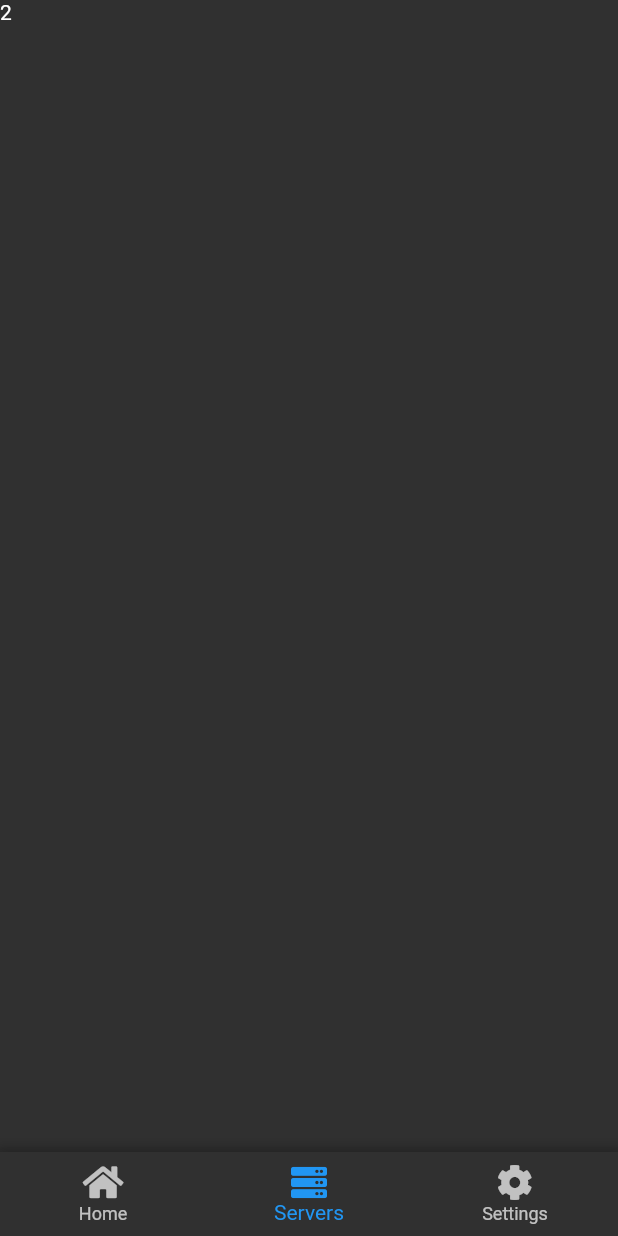
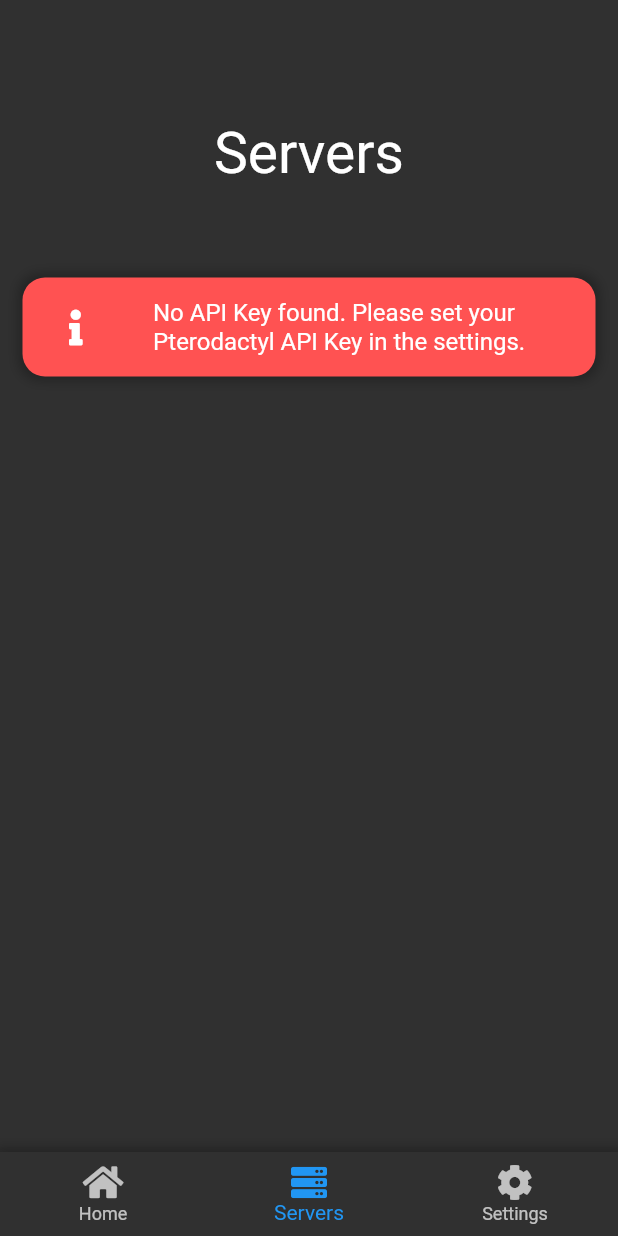
Before and after one commit to requ1Re/pterodactyl_mobile_unoffical, a Flutter app: the screen it shows after launch, item 2 of the bottom bar chosen, on a phone screen of 412 x 824 dp. Run offline on Flutter 3.47's test engine with Material 2 defaults, Android fonts, the phone set to English and light mode, and no system bars; our stand-ins replace dynamic_theme, font_awesome_flutter, shared_preferences.

```diff
--- a/lib/main.dart
+++ b/lib/main.dart
@@ -1,6 +1,7 @@
 import 'package:flutter/material.dart';
 import 'package:font_awesome_flutter/font_awesome_flutter.dart';
 import 'package:dynamic_theme/dynamic_theme.dart';
+import 'package:pterodactyl_mobile/pages/servers.dart';
 import 'package:pterodactyl_mobile/pages/settings.dart';
 
 void main() {
@@ -49,7 +50,7 @@ class _PterodactylMobileHomePageState extends State<PterodactylMobileHomePage> {
   int _selectedIndex = 0;
   final List<Widget> _children = [
     Text('1'),
-    Text('2'),
+    ServersPage(),
     SettingsPage(),
   ];
 
--- /dev/null
+++ b/lib/pages/servers.dart
@@ -0,0 +1,49 @@
+import 'package:flutter/material.dart';
+import 'package:font_awesome_flutter/font_awesome_flutter.dart';
+import 'package:pterodactyl_mobile/widgets/CustomCard.dart';
+import 'package:shared_preferences/shared_preferences.dart';
+
+class ServersPage extends StatefulWidget {
+  @override
+  _ServersPageState createState() => _ServersPageState();
+}
+
+class _ServersPageState extends State<ServersPage> {
+
+  bool showApiKeyError = false;
+
+  @override
+  Widget build(BuildContext context) {
+    SharedPreferences.getInstance().then((prefs) {
+      setState(() {
+        showApiKeyError = prefs.getString("pterodactyl_apikey") == null || prefs.getString("pterodactyl_apikey") == "";
+      });
+    });
+
+    return Center(
+      child: Padding(
+        padding: EdgeInsets.symmetric(vertical: 30, horizontal: 15),
+        child: Container(
+          child: Column(
+            children: [
+              Container(
+                margin: EdgeInsets.symmetric(vertical: 50),
+                child: Text("Servers", style: TextStyle(fontSize: 38)),
+              ),
+              Visibility(
+                visible: showApiKeyError,
+                child: CustomCard(
+                  child: ListTile(
+                      title: Text("No API Key found. Please set your Pterodactyl API Key in the settings.", style: TextStyle(color: Colors.white)),
+                      leading: FaIcon(FontAwesomeIcons.info, color: Colors.white)
+                  ),
+                  backgroundColor: Colors.redAccent,
+                )
+              )
+            ],
+          ),
+        ),
+      ),
+    );
+  }
+}
--- a/lib/widgets/CustomCard.dart
+++ b/lib/widgets/CustomCard.dart
@@ -1,16 +1,20 @@
 import 'package:flutter/material.dart';
 
 class CustomCard extends StatelessWidget {
-  const CustomCard({ Key key, this.child }) : super(key: key);
+  const CustomCard({ Key key, this.child, this.backgroundColor }) : super(key: key);
 
   final Widget child;
+  final Color backgroundColor;
 
   @override
   Widget build(BuildContext context) {
+    Color _backgroundColor = backgroundColor;
+    if(_backgroundColor == null) _backgroundColor = Theme.of(context).cardColor;
+
     return Container(
       margin: EdgeInsets.symmetric(vertical: 10),
       decoration: BoxDecoration(
-        color: Theme.of(context).cardColor,
+        color: _backgroundColor,
         borderRadius: BorderRadius.circular(15.0),
         boxShadow: [
           BoxShadow(
```
Also changed, not shown: lib/pages/settings.dart (+20 -6 lines).
